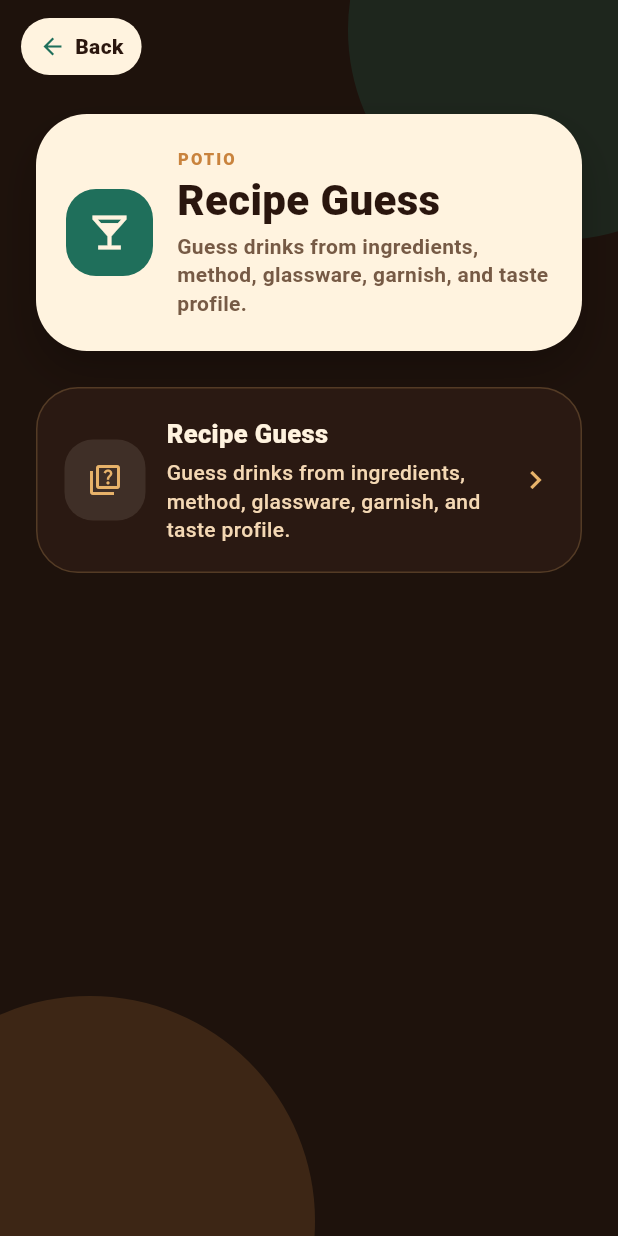
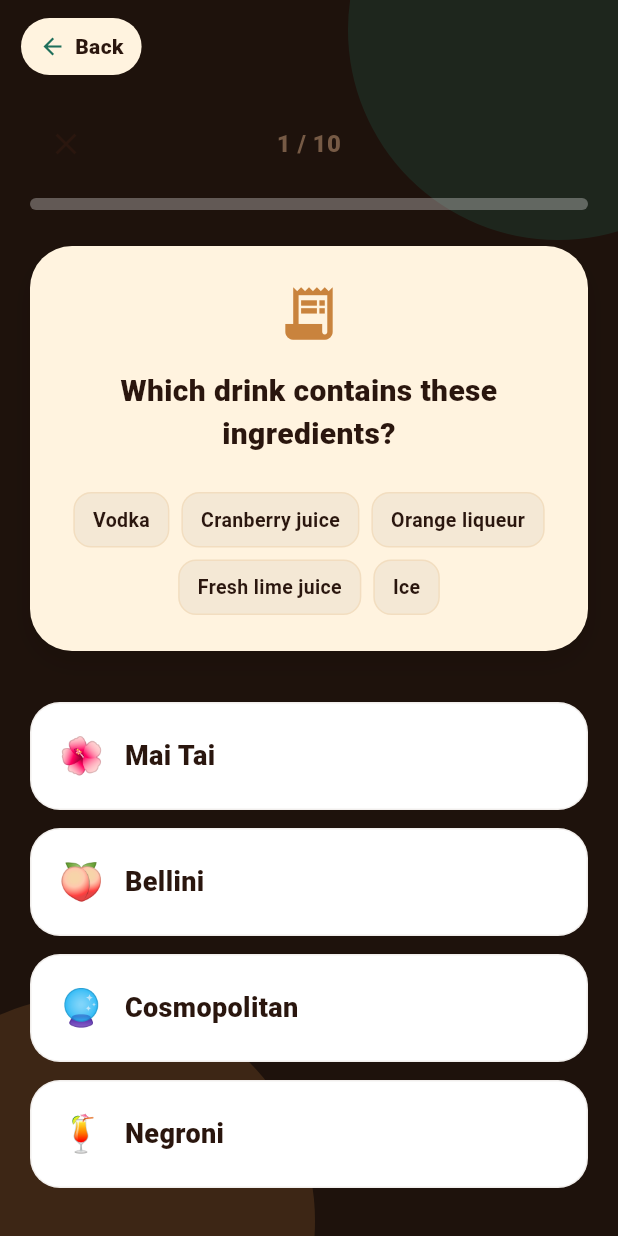
Before and after one commit to hovova/potio, a Flutter app: the PlayScreen screen opened directly, after a tap on "MODE 1", on a phone screen of 412 x 824 dp. Run offline on Flutter 3.47's test engine with Material 3 defaults, Android fonts, the phone set to English and light mode, and no system bars; our stand-ins replace audioplayers, google_mobile_ads, in_app_purchase, shared_preferences; accounts and stored records are empty.

Commit message:
Fix AppText translations, resolve missing keys, and wire up Recipe Guess mode

```diff
--- a/lib/data/app_text.dart
+++ b/lib/data/app_text.dart
@@ -1292,5 +1292,25 @@ class AppText {
         'uk': 'Преміум Рецепт',
         'ru': 'Премиум Рецепт',
       },
+      'which_drink_ingredients': {
+        'en': 'Which drink contains these ingredients?',
+        'uk': 'Який напій містить ці інгредієнти?',
+        'ru': 'Какой напиток содержит эти ингредиенты?',
+      },
+      'game_over': {
+        'en': 'Game Over!',
+        'uk': 'Гру завершено!',
+        'ru': 'Игра окончена!',
+      },
+      'xp_earned': {
+        'en': 'XP Earned',
+        'uk': 'Отримано XP',
+        'ru': 'Получено XP',
+      },
+      'back_to_menu': {
+        'en': 'Back to Menu',
+        'uk': 'В меню',
+        'ru': 'В меню',
+      },
   };
 }
--- a/lib/screens/play_screen.dart
+++ b/lib/screens/play_screen.dart
@@ -7,7 +7,7 @@ import '../widgets/potio_card.dart';
 import 'daily_match_challenge_screen.dart';
 import 'match_challenge_screen.dart';
 import 'mythology_quiz_screen.dart';
-import 'quiz_screen.dart';
+import 'recipe_guess_screen.dart'; // <-- 1. IMPORT THE NEW GAME HERE
 
 class PlayScreen extends StatelessWidget {
   const PlayScreen({super.key});
@@ -65,7 +65,8 @@ class PlayScreen extends StatelessWidget {
                     languageCode,
                     'recipe_guess_subtitle',
                   ),
-                  onTap: () => _openScreen(context, const QuizScreen()),
+                  // 2. LINK THE BUTTON TO THE NEW GAME HERE
+                  onTap: () => _openScreen(context, const RecipeGuessScreen()),
                 ),
                 const SizedBox(height: 12),
                 PotioCard(
--- a/lib/screens/premium_screen.dart
+++ b/lib/screens/premium_screen.dart
@@ -24,7 +24,7 @@ class _PremiumScreenState extends State<PremiumScreen> {
       if (!mounted) return;
       ScaffoldMessenger.of(context).showSnackBar(
         SnackBar(
-          content: Text(AppText.get(languageCode, 'developer_premium_unlocked') ?? 'Premium unlocked for Web testing!'),
+          content: Text(AppText.get(languageCode, 'developer_premium_unlocked')),
           backgroundColor: Colors.green,
         ),
       );
--- /dev/null
+++ b/lib/screens/recipe_guess_screen.dart
@@ -0,0 +1,375 @@
+import 'dart:math';
+import 'package:flutter/material.dart';
+
+import '../data/app_text.dart';
+import '../data/drink_data.dart';
+import '../models/drink.dart';
+import '../models/player_progress.dart';
+import '../services/audio_service.dart';
+import '../services/language_service.dart';
+import '../services/progress_storage_service.dart';
+import '../services/purchase_service.dart';
+import '../widgets/potio_card.dart';
+
+class _RecipeGuessQuestion {
+  final Drink correctDrink;
+  final List<Drink> options;
+
+  _RecipeGuessQuestion(this.correctDrink, this.options);
+}
+
+class RecipeGuessScreen extends StatefulWidget {
+  const RecipeGuessScreen({super.key});
+
+  @override
+  State<RecipeGuessScreen> createState() => _RecipeGuessScreenState();
+}
+
+class _RecipeGuessScreenState extends State<RecipeGuessScreen> {
+  final ProgressStorageService _storage = ProgressStorageService();
+  PlayerProgress _progress = PlayerProgress.initial();
+
+  bool _loading = true;
+  bool _isFinished = false;
+
+  List<_RecipeGuessQuestion> _questions = [];
+  int _currentIndex = 0;
+  int _score = 0;
+
+  bool _isAnswered = false;
+  Drink? _selectedAnswer;
+
+  @override
+  void initState() {
+    super.initState();
+    _initGame();
+  }
+
+  Future<void> _initGame() async {
+    _progress = await _storage.loadProgress();
+
+    // 1. Check premium status globally!
+    final isPremium = PotioPurchaseService.instance.isPremium.value || _progress.hasPremium;
+
+    // 2. Load the correct pool of drinks (50 vs 100)
+    final availableDrinks = isPremium ? allDrinks : basicDrinks;
+
+    final random = Random();
+
+    // 3. Pick 10 random drinks to be the questions
+    final shuffledDrinks = List<Drink>.from(availableDrinks)..shuffle(random);
+    final selectedDrinks = shuffledDrinks.take(10).toList();
+
+    // 4. Generate 3 wrong options for each question
+    _questions = selectedDrinks.map((correctDrink) {
+      final wrongDrinks = availableDrinks
+          .where((d) => d.id != correctDrink.id)
+          .toList()..shuffle(random);
+
+      final options = [correctDrink, ...wrongDrinks.take(3)]..shuffle(random);
+
+      return _RecipeGuessQuestion(correctDrink, options);
+    }).toList();
+
+    if (mounted) {
+      setState(() {
+        _loading = false;
+      });
+    }
+  }
+
+  void _selectAnswer(Drink option) async {
+    if (_isAnswered) return;
+
+    setState(() {
+      _selectedAnswer = option;
+      _isAnswered = true;
+    });
+
+    final isCorrect = option.id == _questions[_currentIndex].correctDrink.id;
+    if (isCorrect) {
+      _score++;
+      PotioAudioService.instance.playCorrect(); // PLAY CORRECT SOUND!
+    } else {
+      PotioAudioService.instance.playWrong();   // PLAY WRONG SOUND!
+    }
+
+    // Wait 1.5 seconds so the user can see the correct answer
+    await Future.delayed(const Duration(milliseconds: 1500));
+
+    if (!mounted) return;
+
+    if (_currentIndex < _questions.length - 1) {
+      setState(() {
+        _currentIndex++;
+        _isAnswered = false;
+        _selectedAnswer = null;
+      });
+    } else {
+      _finishGame();
+    }
+  }
+
+  Future<void> _finishGame() async {
+    // 10 XP per correct answer
+    final xpEarned = _score * 10;
+    final updatedProgress = _progress.addXp(xpEarned);
+    await _storage.saveProgress(updatedProgress);
+
+    setState(() {
+      _isFinished = true;
+    });
+  }
+
+  Color _getOptionColor(Drink option) {
+    if (!_isAnswered) return Colors.white;
+
+    final isCorrectOption = option.id == _questions[_currentIndex].correctDrink.id;
+
+    if (isCorrectOption) {
+      return potioEmerald.withValues(alpha: 0.9); // Green for correct
+    }
+
+    if (option.id == _selectedAnswer?.id) {
+      return Colors.red.shade400; // Red if they tapped the wrong one
+    }
+
+    return Colors.white.withValues(alpha: 0.5); // Fade out the rest
+  }
+
+  Color _getTextColor(Drink option) {
+    if (!_isAnswered) return potioInk;
+    final isCorrectOption = option.id == _questions[_currentIndex].correctDrink.id;
+    if (isCorrectOption || option.id == _selectedAnswer?.id) return Colors.white;
+    return potioMutedInk;
+  }
+
+  @override
+  Widget build(BuildContext context) {
+    if (_loading) {
+      return const PotioScaffold(
+        child: Center(
+          child: CircularProgressIndicator(color: potioCopperLight),
+        ),
+      );
+    }
+
+    final languageCode = LanguageService.instance.languageCode.value;
+
+    if (_isFinished) {
+      return _buildResultsScreen(languageCode);
+    }
+
+    final currentQ = _questions[_currentIndex];
+
+    return PotioScaffold(
+      child: SafeArea(
+        child: Padding(
+          padding: const EdgeInsets.all(20),
+          child: Column(
+            crossAxisAlignment: CrossAxisAlignment.stretch,
+            children: [
+              // HEADER
+              Row(
+                children: [
+                  IconButton(
+                    icon: const Icon(Icons.close, color: potioInk),
+                    onPressed: () => Navigator.pop(context),
+                  ),
+                  Expanded(
+                    child: Text(
+                      '${_currentIndex + 1} / ${_questions.length}',
+                      textAlign: TextAlign.center,
+                      style: const TextStyle(
+                        color: potioMutedInk,
+                        fontSize: 16,
+                        fontWeight: FontWeight.w900,
+                      ),
+                    ),
+                  ),
+                  const SizedBox(width: 48), // Balance for back button
+                ],
+              ),
+
+              // PROGRESS BAR
+              const SizedBox(height: 12),
+              LinearProgressIndicator(
+                value: (_currentIndex) / _questions.length,
+                backgroundColor: Colors.white.withValues(alpha: 0.3),
+                color: potioEmerald,
+                minHeight: 8,
+                borderRadius: BorderRadius.circular(999),
+              ),
+
+              const SizedBox(height: 24),
+
+              // QUESTION CARD
+              Container(
+                padding: const EdgeInsets.all(24),
+                decoration: BoxDecoration(
+                  color: potioPaper,
+                  borderRadius: BorderRadius.circular(28),
+                  boxShadow: [
+                    BoxShadow(
+                      color: Colors.black.withValues(alpha: 0.1),
+                      blurRadius: 16,
+                      offset: const Offset(0, 8),
+                    )
+                  ]
+                ),
+                child: Column(
+                  children: [
+                    const Icon(Icons.receipt_long, color: potioCopper, size: 42),
+                    const SizedBox(height: 16),
+                    Text(
+                      AppText.get(languageCode, 'which_drink_ingredients'),
+                      textAlign: TextAlign.center,
+                      style: const TextStyle(
+                        color: potioInk,
+                        fontSize: 20,
+                        fontWeight: FontWeight.w900,
+                      ),
+                    ),
+                    const SizedBox(height: 24),
+                    Wrap(
+                      spacing: 8,
+                      runSpacing: 8,
+                      alignment: WrapAlignment.center,
+                      children: currentQ.correctDrink.ingredients.map((ing) {
+                        return Container(
+                          padding: const EdgeInsets.symmetric(horizontal: 12, vertical: 8),
+                          decoration: BoxDecoration(
+                            color: potioDarkCoffee.withValues(alpha: 0.05),
+                            borderRadius: BorderRadius.circular(12),
+                            border: Border.all(color: potioCopperLight.withValues(alpha: 0.2)),
+                          ),
+                          child: Text(
+                            ing,
+                            style: const TextStyle(
+                              color: potioInk,
+                              fontWeight: FontWeight.w700,
+                              fontSize: 13,
+                            ),
+                          ),
+                        );
+                      }).toList(),
+                    ),
+                  ],
+                ),
+              ),
+
+              const Spacer(),
+
+              // OPTIONS
+              for (final option in currentQ.options)
+                Padding(
+                  padding: const EdgeInsets.only(bottom: 12),
+                  child: AnimatedContainer(
+                    duration: const Duration(milliseconds: 200),
+                    child: Material(
+                      color: _getOptionColor(option),
+                      borderRadius: BorderRadius.circular(20),
+                      child: InkWell(
+                        borderRadius: BorderRadius.circular(20),
+                        onTap: () => _selectAnswer(option),
+                        child: Container(
+                          padding: const EdgeInsets.all(18),
+                          decoration: BoxDecoration(
+                            borderRadius: BorderRadius.circular(20),
+                            border: Border.all(
+                              color: _isAnswered ? Colors.transparent : potioMutedInk.withValues(alpha: 0.1),
+                            ),
+                          ),
+                          child: Row(
+                            children: [
+                              Text(option.imageEmoji, style: const TextStyle(fontSize: 24)),
+                              const SizedBox(width: 14),
+                              Expanded(
+                                child: Text(
+                                  option.name,
+                                  style: TextStyle(
+                                    color: _getTextColor(option),
+                                    fontSize: 18,
+                                    fontWeight: FontWeight.w900,
+                                  ),
+                                ),
+                              ),
+                            ],
+                          ),
+                        ),
+                      ),
+                    ),
+                  ),
+                ),
+            ],
+          ),
+        ),
+      ),
+    );
+  }
+
+  Widget _buildResultsScreen(String languageCode) {
+    return PotioScaffold(
+      child: Center(
+        child: Padding(
+          padding: const EdgeInsets.all(24),
+          child: Column(
+            mainAxisSize: MainAxisSize.min,
+            children: [
+              const Icon(Icons.emoji_events, color: potioCopper, size: 72),
+              const SizedBox(height: 20),
+              Text(
+                AppText.get(languageCode, 'game_over'),
+                style: const TextStyle(
+                  color: potioInk,
+                  fontSize: 32,
+                  fontWeight: FontWeight.w900,
+                ),
+              ),
+              const SizedBox(height: 12),
+              Text(
+                '${AppText.get(languageCode, 'score')}: $_score / ${_questions.length}',
+                style: const TextStyle(
+                  color: potioMutedInk,
+                  fontSize: 20,
+                  fontWeight: FontWeight.w800,
+                ),
+              ),
+              const SizedBox(height: 8),
+              Container(
+                padding: const EdgeInsets.symmetric(horizontal: 16, vertical: 8),
+                decoration: BoxDecoration(
+                  color: potioEmerald.withValues(alpha: 0.1),
+                  borderRadius: BorderRadius.circular(999),
+                ),
+                child: Text(
+                  '+${_score * 10} ${AppText.get(languageCode, 'xp_earned')}',
+                  style: const TextStyle(
+                    color: potioEmerald,
+                    fontWeight: FontWeight.w900,
+                  ),
+                ),
+              ),
+              const SizedBox(height: 48),
+              SizedBox(
+                width: double.infinity,
+                child: FilledButton(
+                  style: FilledButton.styleFrom(
+                    backgroundColor: potioEmerald,
+                    foregroundColor: potioPaper,
+                    padding: const EdgeInsets.symmetric(vertical: 16),
+                  ),
+                  onPressed: () => Navigator.pop(context),
+                  child: Text(
+                    AppText.get(languageCode, 'back_to_menu'),
+                    style: const TextStyle(fontWeight: FontWeight.w900, fontSize: 16),
+                  ),
+                ),
+              ),
+            ],
+          ),
+        ),
+      ),
+    );
+  }
+}
--- a/lib/services/audio_service.dart
+++ b/lib/services/audio_service.dart
@@ -18,6 +18,7 @@ class PotioAudioService {
   bool _musicStarted = false;
 
   Future<void> playTap() async {
+    // The audioplayers package automatically prefixes with "assets/"
     await _playSound('audio/button_tap.mp3');
   }
 
```
